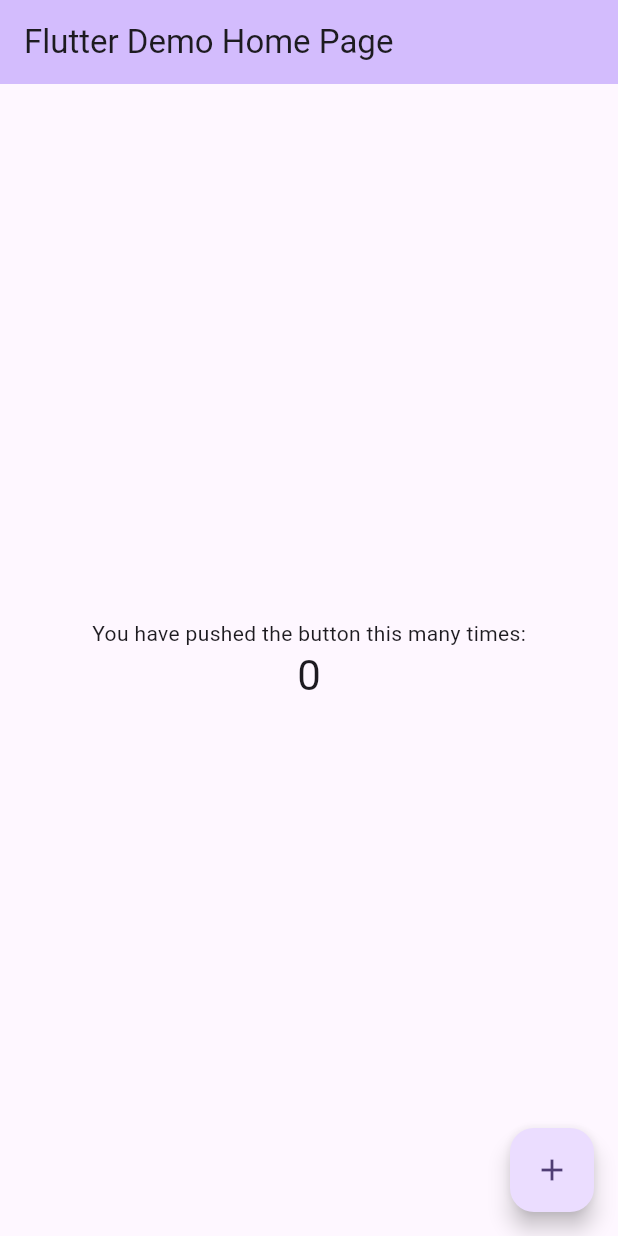
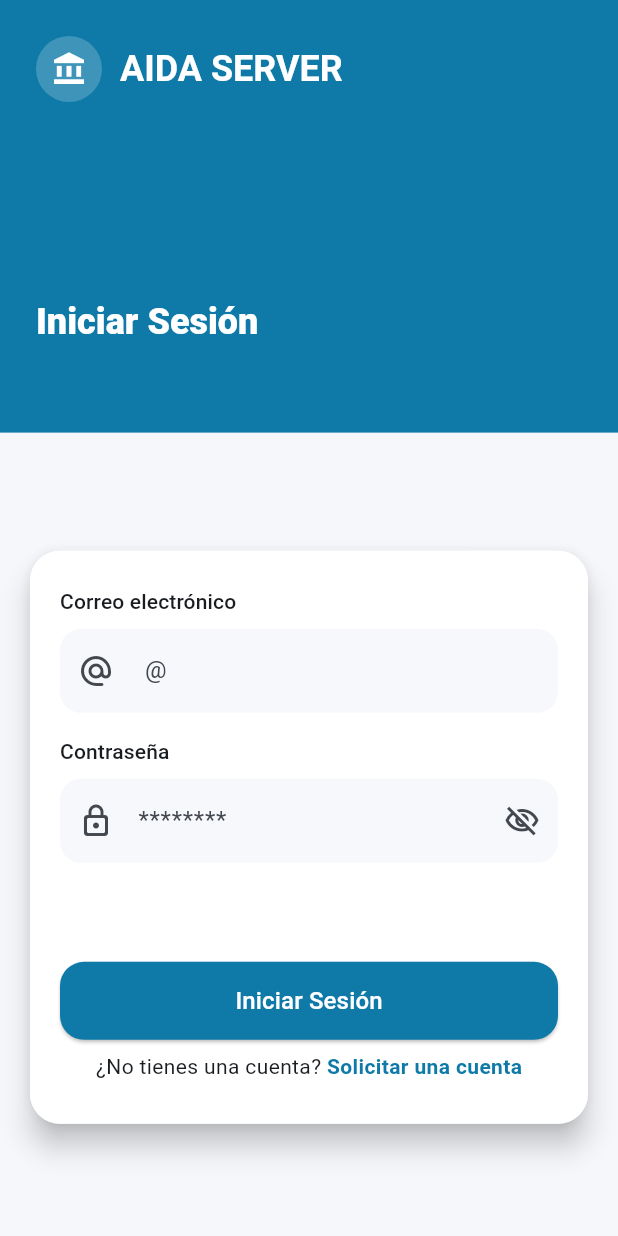
Before and after one commit to KevinTitanZ/contabilidad_ropa_fk, a Flutter app: the screen it shows after launch, on a phone screen of 412 x 824 dp. Run offline on Flutter 3.47's test engine with Material 3 defaults, Android fonts, the phone set to English and light mode, and no system bars; our stand-ins replace flutter_riverpod, get_it, go_router, shared_preferences.

Commit message:
Login_screen

```diff
--- a/lib/main.dart
+++ b/lib/main.dart
@@ -1,122 +1,43 @@
 import 'package:flutter/material.dart';
+import 'package:flutter_riverpod/flutter_riverpod.dart';
+import 'package:go_router/go_router.dart';
+import 'package:get_it/get_it.dart';
+import 'src/presentation/login/login_screen.dart';
+import 'src/presentation/home/home_screen.dart';
 
 void main() {
-  runApp(const MyApp());
+  setupDependencies();
+  runApp(const ProviderScope(child: MyApp()));
+}
+
+void setupDependencies() {
+  final getIt = GetIt.instance;
+  // Register dependencies here
 }
 
 class MyApp extends StatelessWidget {
   const MyApp({super.key});
 
-  // This widget is the root of your application.
   @override
   Widget build(BuildContext context) {
-    return MaterialApp(
+    final router = GoRouter(
+      initialLocation: '/login',
+      routes: [
+        GoRoute(
+          path: '/login',
+          builder: (context, state) => const LoginScreen(),
+        ),
+        GoRoute(path: '/home', builder: (context, state) => const HomeScreen()),
+      ],
+    );
+
+    return MaterialApp.router(
       title: 'Flutter Demo',
       theme: ThemeData(
-        // This is the theme of your application.
-        //
-        // TRY THIS: Try running your application with "flutter run". You'll see
-        // the application has a purple toolbar. Then, without quitting the app,
-        // try changing the seedColor in the colorScheme below to Colors.green
-        // and then invoke "hot reload" (save your changes or press the "hot
-        // reload" button in a Flutter-supported IDE, or press "r" if you used
-        // the command line to start the app).
-        //
-        // Notice that the counter didn't reset back to zero; the application
-        // state is not lost during the reload. To reset the state, use hot
-        // restart instead.
-        //
-        // This works for code too, not just values: Most code changes can be
-        // tested with just a hot reload.
-        colorScheme: ColorScheme.fromSeed(seedColor: Colors.deepPurple),
+        useMaterial3: true,
+        colorScheme: ColorScheme.fromSeed(seedColor: Colors.blue),
       ),
-      home: const MyHomePage(title: 'Flutter Demo Home Page'),
+      routerConfig: router,
     );
   }
 }
-
-class MyHomePage extends StatefulWidget {
-  const MyHomePage({super.key, required this.title});
-
-  // This widget is the home page of your application. It is stateful, meaning
-  // that it has a State object (defined below) that contains fields that affect
-  // how it looks.
-
-  // This class is the configuration for the state. It holds the values (in this
-  // case the title) provided by the parent (in this case the App widget) and
-  // used by the build method of the State. Fields in a Widget subclass are
-  // always marked "final".
-
-  final String title;
-
-  @override
-  State<MyHomePage> createState() => _MyHomePageState();
-}
-
-class _MyHomePageState extends State<MyHomePage> {
-  int _counter = 0;
-
-  void _incrementCounter() {
-    setState(() {
-      // This call to setState tells the Flutter framework that something has
-      // changed in this State, which causes it to rerun the build method below
-      // so that the display can reflect the updated values. If we changed
-      // _counter without calling setState(), then the build method would not be
-      // called again, and so nothing would appear to happen.
-      _counter++;
-    });
-  }
-
-  @override
-  Widget build(BuildContext context) {
-    // This method is rerun every time setState is called, for instance as done
-    // by the _incrementCounter method above.
-    //
-    // The Flutter framework has been optimized to make rerunning build methods
-    // fast, so that you can just rebuild anything that needs updating rather
-    // than having to individually change instances of widgets.
-    return Scaffold(
-      appBar: AppBar(
-        // TRY THIS: Try changing the color here to a specific color (to
-        // Colors.amber, perhaps?) and trigger a hot reload to see the AppBar
-        // change color while the other colors stay the same.
-        backgroundColor: Theme.of(context).colorScheme.inversePrimary,
-        // Here we take the value from the MyHomePage object that was created by
-        // the App.build method, and use it to set our appbar title.
-        title: Text(widget.title),
-      ),
-      body: Center(
-        // Center is a layout widget. It takes a single child and positions it
-        // in the middle of the parent.
-        child: Column(
-          // Column is also a layout widget. It takes a list of children and
-          // arranges them vertically. By default, it sizes itself to fit its
-          // children horizontally, and tries to be as tall as its parent.
-          //
-          // Column has various properties to control how it sizes itself and
-          // how it positions its children. Here we use mainAxisAlignment to
-          // center the children vertically; the main axis here is the vertical
-          // axis because Columns are vertical (the cross axis would be
-          // horizontal).
-          //
-          // TRY THIS: Invoke "debug painting" (choose the "Toggle Debug Paint"
-          // action in the IDE, or press "p" in the console), to see the
-          // wireframe for each widget.
-          mainAxisAlignment: MainAxisAlignment.center,
-          children: <Widget>[
-            const Text('You have pushed the button this many times:'),
-            Text(
-              '$_counter',
-              style: Theme.of(context).textTheme.headlineMedium,
-            ),
-          ],
-        ),
-      ),
-      floatingActionButton: FloatingActionButton(
-        onPressed: _incrementCounter,
-        tooltip: 'Increment',
-        child: const Icon(Icons.add),
-      ), // This trailing comma makes auto-formatting nicer for build methods.
-    );
-  }
-}
--- /dev/null
+++ b/lib/src/presentation/home/home_screen.dart
@@ -0,0 +1,51 @@
+import 'package:flutter/material.dart';
+import 'package:shared_preferences/shared_preferences.dart';
+import 'package:go_router/go_router.dart';
+import 'package:contabilidad_ropa_fk/src/presentation/inventory/inventory_screen.dart';
+
+class HomeScreen extends StatelessWidget {
+  const HomeScreen({Key? key}) : super(key: key);
+
+  @override
+  Widget build(BuildContext context) {
+    return Scaffold(
+      appBar: AppBar(title: const Text('Home')),
+      drawer: Drawer(
+        child: ListView(
+          padding: EdgeInsets.zero,
+          children: [
+            DrawerHeader(
+              decoration: BoxDecoration(color: Theme.of(context).primaryColor),
+              child: const Text(
+                'Menú',
+                style: TextStyle(color: Colors.white, fontSize: 24),
+              ),
+            ),
+            ListTile(
+              leading: const Icon(Icons.inventory),
+              title: const Text('Inventario'),
+              onTap: () {
+                Navigator.push(
+                  context,
+                  MaterialPageRoute(
+                    builder: (context) => const InventoryScreen(),
+                  ),
+                );
+              },
+            ),
+          ],
+        ),
+      ),
+      body: Center(
+        child: ElevatedButton(
+          onPressed: () async {
+            final prefs = await SharedPreferences.getInstance();
+            await prefs.setBool('isLoggedIn', false);
+            context.go('/login');
+          },
+          child: const Text('Logout'),
+        ),
+      ),
+    );
+  }
+}
--- /dev/null
+++ b/lib/src/presentation/inventory/inventory_screen.dart
@@ -0,0 +1,28 @@
+import 'package:flutter/material.dart';
+
+class InventoryScreen extends StatelessWidget {
+  const InventoryScreen({Key? key}) : super(key: key);
+
+  @override
+  Widget build(BuildContext context) {
+    final List<Map<String, String>> products = [
+      {'name': 'Product 1', 'price': '10.00'},
+      {'name': 'Product 2', 'price': '20.00'},
+      {'name': 'Product 3', 'price': '30.00'},
+    ];
+
+    return Scaffold(
+      appBar: AppBar(title: const Text('Inventario - Productos')),
+      body: ListView.builder(
+        itemCount: products.length,
+        itemBuilder: (context, index) {
+          final product = products[index];
+          return ListTile(
+            title: Text(product['name']!),
+            subtitle: Text('Precio: ${product['price']}'),
+          );
+        },
+      ),
+    );
+  }
+}
--- /dev/null
+++ b/lib/src/presentation/login/login_screen.dart
@@ -0,0 +1,283 @@
+import 'package:flutter/material.dart';
+import 'package:flutter_riverpod/flutter_riverpod.dart';
+import 'package:shared_preferences/shared_preferences.dart';
+import 'package:go_router/go_router.dart';
+
+final loginProvider = StateProvider<bool>((ref) => false);
+
+class LoginScreen extends ConsumerWidget {
+  const LoginScreen({Key? key}) : super(key: key);
+
+  @override
+  Widget build(BuildContext context, WidgetRef ref) {
+    final theme = Theme.of(context);
+    final size = MediaQuery.of(context).size;
+
+    final TextEditingController usernameController = TextEditingController();
+    final TextEditingController passwordController = TextEditingController();
+    final ValueNotifier<bool> obscure = ValueNotifier<bool>(true);
+
+    return Scaffold(
+      backgroundColor: const Color(0xFFF5F7FA),
+      body: SafeArea(
+        child: Stack(
+          children: [
+            // Header azul tipo cover
+            Container(
+              height: size.height * 0.35,
+              width: double.infinity,
+              decoration: const BoxDecoration(
+                color: Color(0xFF0F7AA8), // azul principal
+              ),
+              child: Padding(
+                padding: const EdgeInsets.symmetric(
+                  horizontal: 24,
+                  vertical: 16,
+                ),
+                child: Column(
+                  crossAxisAlignment: CrossAxisAlignment.start,
+                  children: [
+                    // Hora/estado en iOS no lo replicamos, solo branding
+                    const SizedBox(height: 8),
+                    Row(
+                      children: [
+                        // Reemplaza por tu Asset si tienes logo
+                        CircleAvatar(
+                          radius: 22,
+                          backgroundColor: Colors.white.withOpacity(0.2),
+                          child: const Icon(
+                            Icons.account_balance,
+                            color: Colors.white,
+                          ),
+                        ),
+                        const SizedBox(width: 12),
+                        Text(
+                          'AIDA SERVER',
+                          style: theme.textTheme.headlineSmall?.copyWith(
+                            color: Colors.white,
+                            fontWeight: FontWeight.w700,
+                          ),
+                        ),
+                      ],
+                    ),
+                    const Spacer(),
+                    Text(
+                      'Iniciar Sesión',
+                      style: theme.textTheme.headlineSmall?.copyWith(
+                        color: Colors.white,
+                        fontWeight: FontWeight.w800,
+                      ),
+                    ),
+                    const SizedBox(height: 6),
+                    Text(
+                      ' ',
+                      //A un paso de transformar tu negocio.
+                      style: theme.textTheme.bodyMedium?.copyWith(
+                        color: Colors.white.withOpacity(0.9),
+                      ),
+                    ),
+                    const SizedBox(height: 16),
+                  ],
+                ),
+              ),
+            ),
+
+            // Tarjeta de login
+            Align(
+              alignment: Alignment.bottomCenter,
+              child: SingleChildScrollView(
+                padding: const EdgeInsets.symmetric(horizontal: 20),
+                child: ConstrainedBox(
+                  constraints: BoxConstraints(minHeight: size.height * 0.70),
+                  child: Column(
+                    children: [
+                      const SizedBox(height: 120),
+                      Material(
+                        elevation: 8,
+                        borderRadius: BorderRadius.circular(20),
+                        child: Container(
+                          width: double.infinity,
+                          padding: const EdgeInsets.fromLTRB(20, 24, 20, 16),
+                          decoration: BoxDecoration(
+                            color: Colors.white,
+                            borderRadius: BorderRadius.circular(20),
+                          ),
+                          child: Column(
+                            crossAxisAlignment: CrossAxisAlignment.start,
+                            children: [
+                              Text(
+                                'Correo electrónico',
+                                style: theme.textTheme.labelLarge,
+                              ),
+                              const SizedBox(height: 8),
+                              TextField(
+                                controller: usernameController,
+                                keyboardType: TextInputType.emailAddress,
+                                decoration: InputDecoration(
+                                  hintText: ' @',
+                                  prefixIcon: const Icon(
+                                    Icons.alternate_email_rounded,
+                                  ),
+                                  filled: true,
+                                  fillColor: const Color(0xFFF6F8FB),
+                                  contentPadding: const EdgeInsets.symmetric(
+                                    horizontal: 14,
+                                    vertical: 16,
+                                  ),
+                                  border: OutlineInputBorder(
+                                    borderRadius: BorderRadius.circular(14),
+                                    borderSide: BorderSide.none,
+                                  ),
+                                ),
+                              ),
+                              const SizedBox(height: 16),
+                              Text(
+                                'Contraseña',
+                                style: theme.textTheme.labelLarge,
+                              ),
+                              const SizedBox(height: 8),
+                              ValueListenableBuilder<bool>(
+                                valueListenable: obscure,
+                                builder: (context, isObscure, _) {
+                                  return TextField(
+                                    controller: passwordController,
+                                    obscureText: isObscure,
+                                    decoration: InputDecoration(
+                                      hintText: '********',
+                                      prefixIcon: const Icon(
+                                        Icons.lock_outline_rounded,
+                                      ),
+                                      suffixIcon: IconButton(
+                                        onPressed: () =>
+                                            obscure.value = !obscure.value,
+                                        icon: Icon(
+                                          isObscure
+                                              ? Icons.visibility_off_outlined
+                                              : Icons.visibility_outlined,
+                                        ),
+                                      ),
+                                      filled: true,
+                                      fillColor: const Color(0xFFF6F8FB),
+                                      contentPadding:
+                                          const EdgeInsets.symmetric(
+                                            horizontal: 14,
+                                            vertical: 16,
+                                          ),
+                                      border: OutlineInputBorder(
+                                        borderRadius: BorderRadius.circular(14),
+                                        borderSide: BorderSide.none,
+                                      ),
+                                    ),
+                                  );
+                                },
+                              ),
+                              const SizedBox(height: 10),
+                              Align(
+                                alignment: Alignment.centerLeft,
+                                child: TextButton(
+                                  onPressed: () {
+                                    // Aquí podrías navegar a tu flujo de recuperación
+                                    ScaffoldMessenger.of(context).showSnackBar(
+                                      const SnackBar(
+                                        content: Text(
+                                          'Función no implementada',
+                                        ),
+                                      ),
+                                    );
+                                  },
+                                  style: TextButton.styleFrom(
+                                    padding: EdgeInsets.zero,
+                                  ),
+                                  child: const Text(
+                                    '',
+                                  ), //¿Olvidaste la contraseña?
+                                ),
+                              ),
+                              const SizedBox(height: 8),
+                              SizedBox(
+                                width: double.infinity,
+                                height: 52,
+                                child: ElevatedButton(
+                                  style: ElevatedButton.styleFrom(
+                                    backgroundColor: const Color(0xFF0F7AA8),
+                                    foregroundColor: Colors.white,
+                                    shape: RoundedRectangleBorder(
+                                      borderRadius: BorderRadius.circular(16),
+                                    ),
+                                  ),
+                                  onPressed: () async {
+                                    if (usernameController.text == 'admin' &&
+                                        passwordController.text == 'admin') {
+                                      final prefs =
+                                          await SharedPreferences.getInstance();
+                                      await prefs.setBool('isLoggedIn', true);
+                                      ref.read(loginProvider.notifier).state =
+                                          true;
+                                      if (context.mounted) context.go('/home');
+                                    } else {
+                                      ScaffoldMessenger.of(
+                                        context,
+                                      ).showSnackBar(
+                                        const SnackBar(
+                                          content: Text(
+                                            'Credenciales inválidas',
+                                          ),
+                                        ),
+                                      );
+                                    }
+                                  },
+                                  child: const Text(
+                                    'Iniciar Sesión',
+                                    style: TextStyle(fontSize: 16),
+                                  ),
+                                ),
+                              ),
+                              const SizedBox(height: 8),
+                              Center(
+                                child: Wrap(
+                                  crossAxisAlignment: WrapCrossAlignment.center,
+                                  children: [
+                                    Text(
+                                      '¿No tienes una cuenta? ',
+                                      style: theme.textTheme.bodyMedium,
+                                    ),
+                                    GestureDetector(
+                                      onTap: () {
+                                        // Navega a registro si lo tienes
+                                      },
+                                      child: Text(
+                                        'Solicitar una cuenta',
+                                        style: theme.textTheme.bodyMedium
+                                            ?.copyWith(
+                                              color: const Color(0xFF0F7AA8),
+                                              fontWeight: FontWeight.w600,
+                                            ),
+                                      ),
+                                    ),
+                                  ],
+                                ),
+                              ),
+                              const SizedBox(height: 12),
+                            ],
+                          ),
+                        ),
+                      ),
+                      const SizedBox(height: 16),
+                      Text(
+                        '',
+                        style: theme.textTheme.bodySmall?.copyWith(
+                          color: Colors.black54,
+                        ),
+                      ),
+                      const SizedBox(height: 24),
+                    ],
+                  ),
+                ),
+              ),
+            ),
+          ],
+        ),
+      ),
+    );
+  }
+}
--- a/pubspec.yaml
+++ b/pubspec.yaml
@@ -34,6 +34,10 @@ dependencies:
   # The following adds the Cupertino Icons font to your application.
   # Use with the CupertinoIcons class for iOS style icons.
   cupertino_icons: ^1.0.8
+  flutter_riverpod: ^2.6.1
+  go_router: ^16.3.0
+  get_it: ^8.2.0
+  shared_preferences: ^2.5.3
 
 dev_dependencies:
   flutter_test:
@@ -44,7 +48,7 @@ dev_dependencies:
   # activated in the `analysis_options.yaml` file located at the root of your
   # package. See that file for information about deactivating specific lint
   # rules and activating additional ones.
-  flutter_lints: ^5.0.0
+  flutter_lints: ^6.0.0
 
 # For information on the generic Dart part of this file, see the
 # following page: https://dart.dev/tools/pub/pubspec
```
Also changed, not shown: pubspec.lock, 1 other file.
